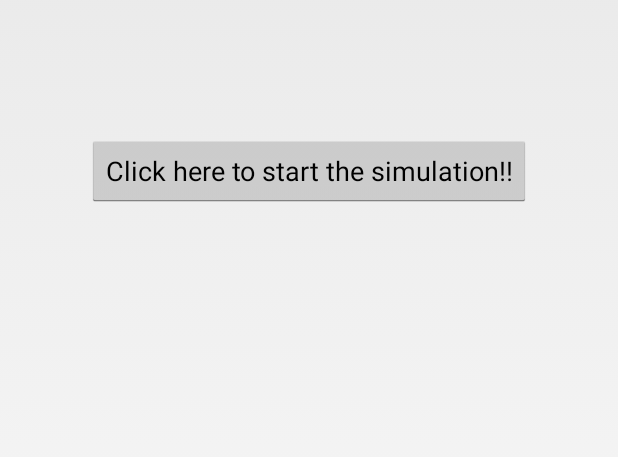
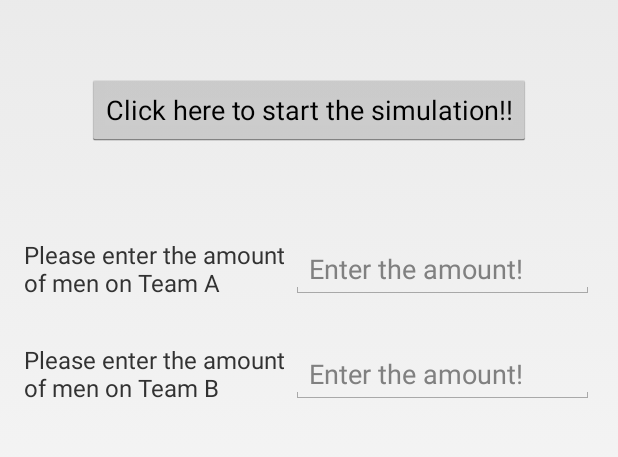
Before and after one commit to S-Kantor/Risk-Battle-Simulator, an Android app: the screen it shows after launch (Main_Activity), after a tap on "Click here to start the simulation!!", on a phone screen of 412 x 824 dp, the part 145-602 px from its top. Run offline under Robolectric (Android 15) with nearby library versions, the phone set to English and light mode, and no system bars; 1 statement that could not run was skipped.

Commit message:
Added Team class to store amount for each team. Created textfields and edit fields for user input.

```diff
--- a/android/Risk_Battle_Simulator/app/src/main/java/com/kantor/sam/risk_battle_simulator/Main_Activity.java
+++ b/android/Risk_Battle_Simulator/app/src/main/java/com/kantor/sam/risk_battle_simulator/Main_Activity.java
@@ -6,6 +6,7 @@ import android.view.Menu;
 import android.view.MenuItem;
 import android.view.View;
 import android.widget.Button;
+import android.widget.EditText;
 import android.widget.Toast;
 
 
@@ -21,8 +22,26 @@ public class Main_Activity extends Activity {
     public void startSim (View view) {
 
         Toast startSim = Toast.makeText(getApplicationContext(),"Starting Simulation now!", Toast.LENGTH_LONG);
-        startSim.show();
+        //startSim.show();
+        EditText inputTeamA;
+        EditText inputTeamB;
 
+        inputTeamA = (EditText) findViewById(R.id.enterTeamA);
+        inputTeamB = (EditText) findViewById(R.id.enterTeamB);
+
+        //String TeamA_Amount = inputTeamA.getText().toString();
+        //String TeamB_Amount = inputTeamB.getText().toString();
+
+        //Toast output = Toast.makeText(getApplicationContext(), (TeamA_Amount + " "  + TeamB_Amount), Toast.LENGTH_LONG);
+        //output.show();
+
+        Team teamA = new Team();
+        Team teamB = new Team();
+        teamA.setInt(inputTeamA);
+        teamB.setInt(inputTeamB);
+
+        Toast output = Toast.makeText(getApplicationContext(), teamA.amount + teamA.amount, Toast.LENGTH_LONG);
+        output.show();
     }
 
 
--- /dev/null
+++ b/android/Risk_Battle_Simulator/app/src/main/java/com/kantor/sam/risk_battle_simulator/Team.java
@@ -0,0 +1,18 @@
+package com.kantor.sam.risk_battle_simulator;
+
+import android.widget.EditText;
+
+/**
+ * Created by shmuel on 2014-10-02.
+ */
+public class Team {
+    EditText inputTeamA;
+    EditText inputTeamB;
+    public static java.lang.String amount;
+
+    public void setInt (EditText team)
+    {
+        amount = team.getText().toString();
+    }
+
+}
--- a/android/Risk_Battle_Simulator/app/src/main/res/layout/activity_main_.xml
+++ b/android/Risk_Battle_Simulator/app/src/main/res/layout/activity_main_.xml
@@ -16,16 +16,63 @@
         android:layout_centerHorizontal="true"
         android:textSize="24sp"
         android:textStyle="bold"
-        android:id="@+id/textView" />
+        android:id="@+id/startingSimulationBut" />
 
     <Button
         android:layout_width="wrap_content"
         android:layout_height="wrap_content"
-        android:layout_marginTop="90dp"
+        android:layout_marginTop="49dp"
         android:text="@string/StartingButton"
         android:id="@+id/StartingButton1"
         android:onClick="startSim"
-        android:layout_below="@+id/textView"
+        android:layout_below="@+id/startingSimulationBut"
         android:layout_centerHorizontal="true" />
 
+    <TextView
+        android:layout_width="wrap_content"
+        android:layout_height="wrap_content"
+        android:text="Please enter the amount \nof men on Team A"
+        android:textSize="16sp"
+        android:id="@+id/Team1EnterView"
+        android:layout_below="@+id/StartingButton1"
+        android:layout_alignParentLeft="true"
+        android:layout_alignParentStart="true"
+        android:layout_marginTop="61dp" />
+    <EditText
+        android:id="@+id/enterTeamA"
+        android:layout_width="fill_parent"
+        android:layout_height="wrap_content"
+        android:hint="@string/enterMenHint"
+        android:inputType="number"
+        android:layout_toRightOf="@id/Team1EnterView"
+        android:layout_toEndOf="@id/Team1EnterView"
+        android:layout_alignBottom="@+id/Team1EnterView"
+        android:layout_alignParentRight="true"
+        android:layout_alignParentEnd="true" />
+
+    <TextView
+        android:layout_width="wrap_content"
+        android:layout_height="wrap_content"
+        android:text="Please enter the amount \nof men on Team B"
+        android:textSize="16sp"
+        android:id="@+id/Team2EnterView"
+        android:layout_below="@+id/Team1EnterView"
+        android:layout_alignParentLeft="true"
+        android:layout_alignParentStart="true"
+        android:layout_marginTop="29dp" />
+
+    <EditText
+        android:id="@+id/enterTeamB"
+        android:layout_width="fill_parent"
+        android:layout_height="wrap_content"
+        android:hint="@string/enterMenHint"
+        android:inputType="number"
+        android:layout_toRightOf="@id/Team2EnterView"
+        android:layout_toEndOf="@id/Team2EnterView"
+        android:layout_alignBottom="@+id/Team2EnterView"
+        android:layout_alignLeft="@+id/enterTeamA"
+        android:layout_alignStart="@+id/enterTeamA"
+        android:layout_alignParentRight="true"
+        android:layout_alignParentEnd="true" />
+
 </RelativeLayout>
--- a/android/Risk_Battle_Simulator/app/src/main/res/values/strings.xml
+++ b/android/Risk_Battle_Simulator/app/src/main/res/values/strings.xml
@@ -4,6 +4,7 @@
     <string name="app_name">Risk_Battle_Simulator</string>
     <string name="Title">Risk Battle Simulator!!</string>
     <string name="StartingButton">Click here to start the simulation!!</string>
+    <string name="enterMenHint">Enter the amount!</string>
     <string name="action_settings">Settings</string>
 
 </resources>
```
